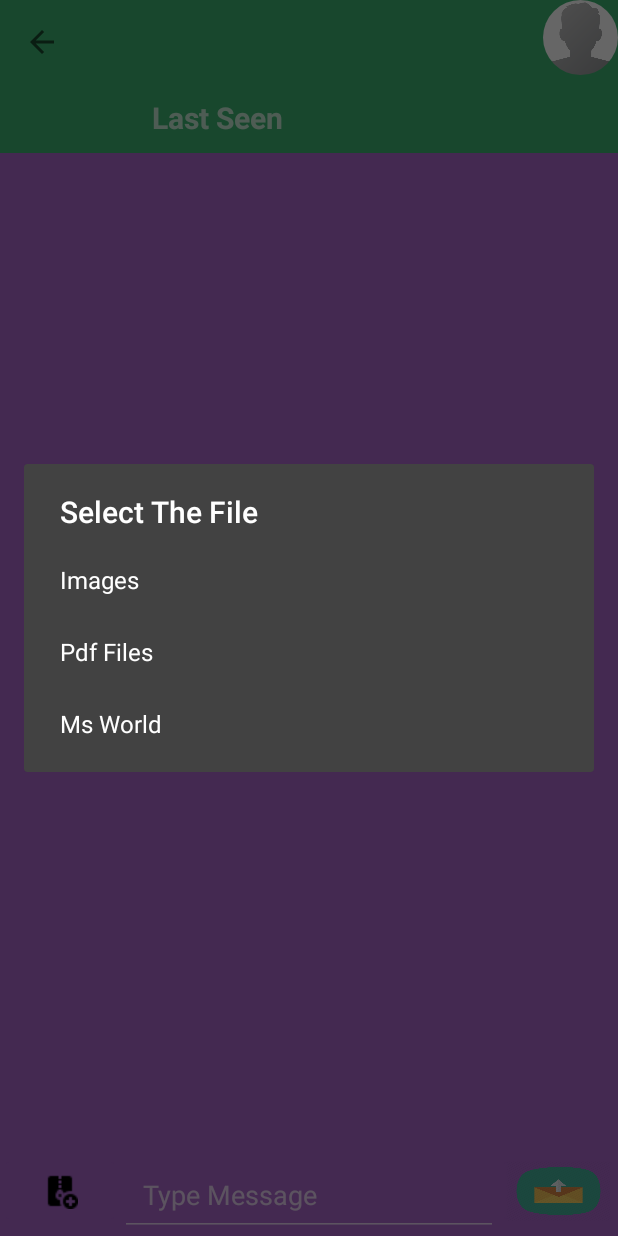
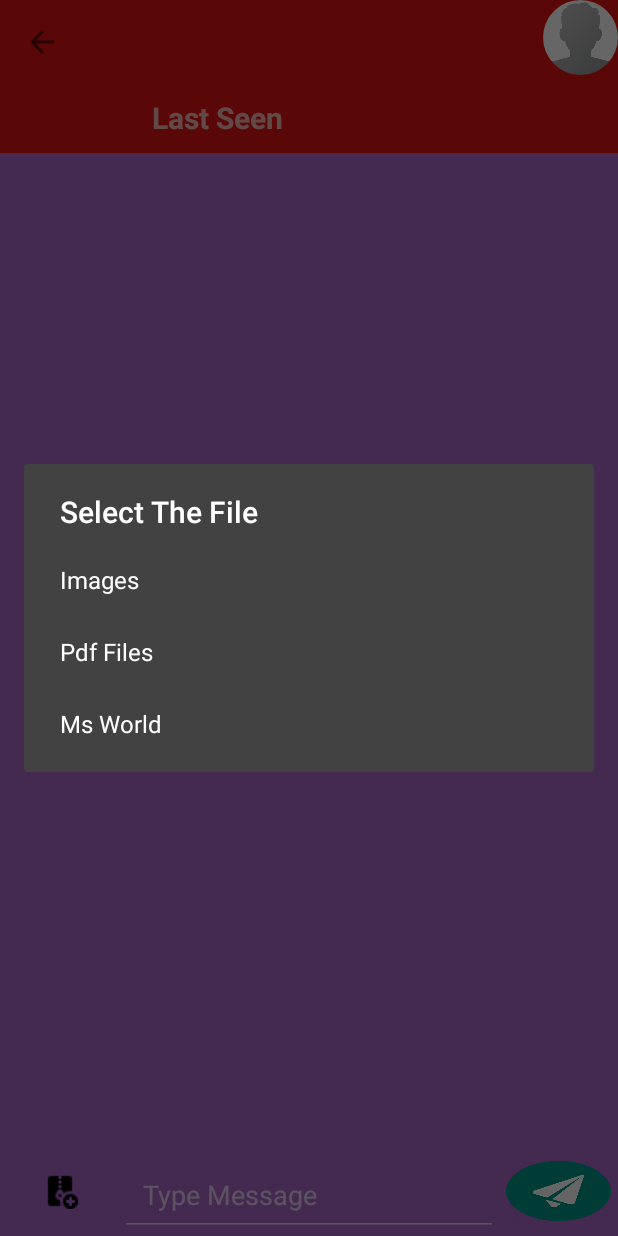
Before and after one commit to Shivamsharma21/Space_Chat, an Android app: the ChatActivity screen opened directly, with no data from a screen before it, after a tap on an icon or button, on a phone screen of 412 x 824 dp. Run offline under Robolectric (Android 15) with nearby library versions, the phone set to English and light mode, and no system bars; our stand-ins replace Firebase (no records; nobody signed in at launch, a user with empty details on screens opened directly), Picasso; libraries missing offline, so code that uses them is left out: com.mikhaellopez.circularimageview; plain views replace CircularImageView; 7 statements that could not run were skipped.

```diff
--- a/app/src/main/java/com/example/spacechat/ChatActivity.java
+++ b/app/src/main/java/com/example/spacechat/ChatActivity.java
@@ -137,6 +137,8 @@ public class ChatActivity extends AppCompatActivity {
        });
     }
 
+    // This Method Is  Used To Initialize the Various Views,ActionBars,Listeners.
+
     @RequiresApi(api = Build.VERSION_CODES.N)
     void Initilize(){
 
@@ -174,6 +176,13 @@ public class ChatActivity extends AppCompatActivity {
         saveCurrentTime = simpleTimeFormat.format(calendar.getTime());
         SendFilesButton = findViewById(R.id.send_files_btn);
 
+     /*   //This Listener is Used to send The Files To A Friend
+        1 it will Send Image File and Documents.
+        2 It Use AlertDialog Box To decide Which File User Want to send.
+        3 The Checker Variable Hold The Type OF the File
+        4 And The Builder Box Start The Activity with the Type OF
+        user Selected Intent or File Type.
+       */
         SendFilesButton.setOnClickListener(new View.OnClickListener() {
             @Override
             public void onClick(View v) {
@@ -213,6 +222,11 @@ public class ChatActivity extends AppCompatActivity {
             }
         });
     }
+    /*
+    * Here On Start Method is Getting The Message From The Database or the Conversation OF Sender And
+     Receiver And set THE Message Credentials to the Model Class "Message".
+    * ADD those Retrieve Messages to the Message List Of type<Message> class.
+    * */
 
     @Override
     protected void onStart() {
@@ -247,7 +261,18 @@ public class ChatActivity extends AppCompatActivity {
              }
          });
      }
+/*
 
+      1 onActivityResult is Open Save the User Selected File Weather its Image OR Documents to the
+      Firebase Storage
+      2 Also It Will add the Link OF the File File With the Sender Details in form Message Which is
+      a Specific HashMap.
+      3 The Documents Files are Also Considered as A Individual Message That's why it Will also Contain
+      a Unique Key and Stored In The Database Reference Node of "Message" With the Help OF HashMap
+      which is contain The All Details Of Message "time,date" etc.
+
+
+*/
     @Override
     protected void onActivityResult(int requestCode, int resultCode, @Nullable Intent data) {
         super.onActivityResult(requestCode, resultCode, data);
@@ -355,6 +380,18 @@ public class ChatActivity extends AppCompatActivity {
         super.startActivityForResult(intent, requestCode, options);
      }
 
+     /*  # SendMessage
+            This Function is The Main Functionality of the this app
+            it will allowUer tho send the Message,First It get The Message from Input
+            then Save the Message to the database To the "Message Reference Node" attached
+            with a Unique Message Key.
+
+            The HashMap is Containing the Message Data With Details Like "To,from,time,date"etc.
+
+            Once the First New Message Is Inserted it Will Update That Same Node Each Time When
+            the User Send THE another Message.
+
+   */
     void SendMessage(){
        String text = InputMessage.getText().toString();
        if (TextUtils.isEmpty(text)){
--- a/app/src/main/java/com/example/spacechat/Contact.java
+++ b/app/src/main/java/com/example/spacechat/Contact.java
@@ -1,4 +1,8 @@
 package com.example.spacechat;
+
+/// A simple Contact Class Which Is Used To Stored THE Details Of User Profile
+//   Which Is Getting From The Firebase Database
+
 
 public class Contact {
     String name,status,image;
--- a/app/src/main/java/com/example/spacechat/ContactFragment.java
+++ b/app/src/main/java/com/example/spacechat/ContactFragment.java
@@ -127,6 +127,8 @@ public class ContactFragment extends Fragment {
     }
 ////End of On start////////////////////////////////////////////////////////////////////////////////
 
+
+
      public static class ContactViewHolder extends RecyclerView.ViewHolder{
                  TextView Username,Userstatus;
                  CircularImageView ProfileImageView;
--- a/app/src/main/java/com/example/spacechat/Setting_Activity.java
+++ b/app/src/main/java/com/example/spacechat/Setting_Activity.java
@@ -90,7 +90,6 @@ public class Setting_Activity extends AppCompatActivity {
                                 Username.setText(retriveusername);
                             Userstatus.setText(retriveprofilestatus);
                           Picasso.get().load(retriveuserimage).into(UserProfile); //Set the image to image View From Database
-
 
                     }else if (dataSnapshot.exists() && dataSnapshot.hasChild("name") && dataSnapshot.hasChild("status")){
                           String retriveusername  = dataSnapshot.child("name").getValue().toString();
--- a/app/src/main/res/drawable/send_message_button.xml
+++ b/app/src/main/res/drawable/send_message_button.xml
@@ -3,7 +3,7 @@
 
     <item
         android:id="@+id/half_overlay"
-        android:drawable="@drawable/square_message_send"
+        android:drawable="@drawable/send_chat"
         android:width="70dp"
         android:height="40dp"
         />
--- a/app/src/main/res/layout/activity_login_.xml
+++ b/app/src/main/res/layout/activity_login_.xml
@@ -32,7 +32,6 @@
                 android:layout_height="wrap_content"
                 android:layout_below="@id/welcome_note"
                 android:layout_alignParentStart="true"
-                android:drawableStart="@drawable/email"
                 android:layout_marginStart="10dp"
                 android:layout_marginEnd="10dp"
                 android:layout_marginTop="70dp"
--- a/app/src/main/res/layout/activity_profile.xml
+++ b/app/src/main/res/layout/activity_profile.xml
@@ -4,7 +4,7 @@
     xmlns:tools="http://schemas.android.com/tools"
     android:layout_width="match_parent"
     android:layout_height="wrap_content"
-    android:background="@drawable/profile_activity_drawable"
+    android:background="@drawable/sunset_wall"
     tools:context=".ProfileActivity">
 
       <com.mikhaellopez.circularimageview.CircularImageView
--- a/app/src/main/res/values/colors.xml
+++ b/app/src/main/res/values/colors.xml
@@ -1,6 +1,6 @@
 <?xml version="1.0" encoding="utf-8"?>
 <resources>
-    <color name="colorPrimary">#3CB371</color>
+    <color name="colorPrimary">#E11212</color>
     <color name="colorPrimaryDark">#000000</color>
     <color name="colorAccent">#ffff</color>
 </resources>
```
Also changed, not shown: app/src/main/java/com/example/spacechat/MainActivity.java (+14 -2 lines), app/src/main/java/com/example/spacechat/ProfileActivity.java (+23 -3 lines), app/src/main/java/com/example/spacechat/login_Activity.java (+12 -2 lines), app/src/main/java/com/example/spacechat/register_Activity.java (+4 -3 lines), app/src/main/res/layout/activity_register_.xml (+34 -40 lines), app/src/main/res/drawable/password1.jpg (deleted), app/src/main/res/drawable/password2.jpg (deleted). Lines whose indentation alone changed are shown as unchanged.
